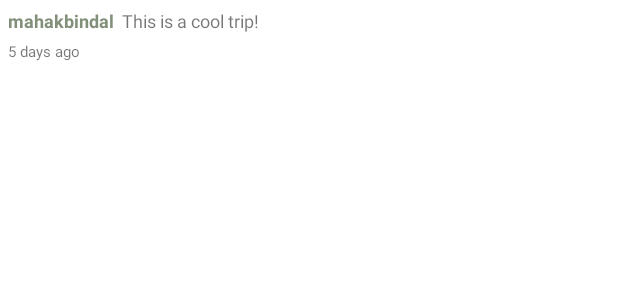
After one commit to mahakbindal/TickIt, an Android app: the layout item_comment.xml on its own in the app's theme, with its tools: preview values and no code run, on a phone screen of 412 x 824 dp. The commit adds this screen. Shown: the top 300 px of the screen. Run offline under Robolectric (Android 15) with nearby library versions, the phone set to English and light mode, and no system bars.

Commit message:
Users can comment on trips

```diff
--- a/app/src/main/java/com/example/tickit/database/ParseApplication.java
+++ b/app/src/main/java/com/example/tickit/database/ParseApplication.java
@@ -4,6 +4,7 @@ import android.app.Application;
 
 import com.example.tickit.models.SavedTrips;
 import com.example.tickit.models.Trip;
+import com.example.tickit.models.TripComments;
 import com.example.tickit.models.TripDetails;
 import com.parse.Parse;
 import com.parse.ParseObject;
@@ -22,6 +23,7 @@ public class ParseApplication extends Application {
         ParseObject.registerSubclass(Trip.class);
         ParseObject.registerSubclass(TripDetails.class);
         ParseObject.registerSubclass(SavedTrips.class);
+        ParseObject.registerSubclass(TripComments.class);
 
         Parse.initialize(new Parse.Configuration.Builder(this)
                 .applicationId(APP_ID)
--- /dev/null
+++ b/app/src/main/res/layout/item_comment.xml
@@ -0,0 +1,42 @@
+<?xml version="1.0" encoding="utf-8"?>
+<RelativeLayout xmlns:android="http://schemas.android.com/apk/res/android"
+    xmlns:tools="http://schemas.android.com/tools"
+    android:layout_width="match_parent"
+    android:layout_height="wrap_content">
+
+    <TextView
+        android:id="@+id/tvUsername"
+        android:layout_width="wrap_content"
+        android:layout_height="wrap_content"
+        android:layout_alignParentStart="true"
+        android:layout_alignParentTop="true"
+        android:layout_marginStart="5dp"
+        android:layout_marginTop="5dp"
+        tools:text="mahakbindal"
+        android:textStyle="bold"
+        android:textSize="12sp"
+        android:textColor="@color/olive"/>
+
+    <TextView
+        android:id="@+id/tvComment"
+        android:layout_width="match_parent"
+        android:layout_height="wrap_content"
+        android:layout_alignParentTop="true"
+        android:layout_marginStart="5dp"
+        android:layout_marginTop="5dp"
+        android:layout_marginEnd="10dp"
+        android:layout_toEndOf="@+id/tvUsername"
+        android:textSize="12sp"
+        tools:text="This is a cool trip!" />
+
+    <TextView
+        android:id="@+id/tvCommentCreatedAt"
+        android:layout_width="wrap_content"
+        android:layout_height="wrap_content"
+        android:layout_below="@+id/tvComment"
+        android:layout_alignParentStart="true"
+        android:layout_marginStart="5dp"
+        android:layout_marginTop="5dp"
+        android:textSize="10sp"
+        tools:text="5 days ago" />
+</RelativeLayout>
```
Also changed, not shown: app/src/main/java/com/example/tickit/models/TripComments.java (added, +73 -0 lines), app/src/main/java/com/example/tickit/tripmanager/TripCommentsAdapter.java (added, +74 -0 lines), app/src/main/java/com/example/tickit/tripmanager/TripDetailsActivity.java (+69 -0 lines), app/src/main/res/layout/activity_trip_details.xml (+45 -1 lines).
